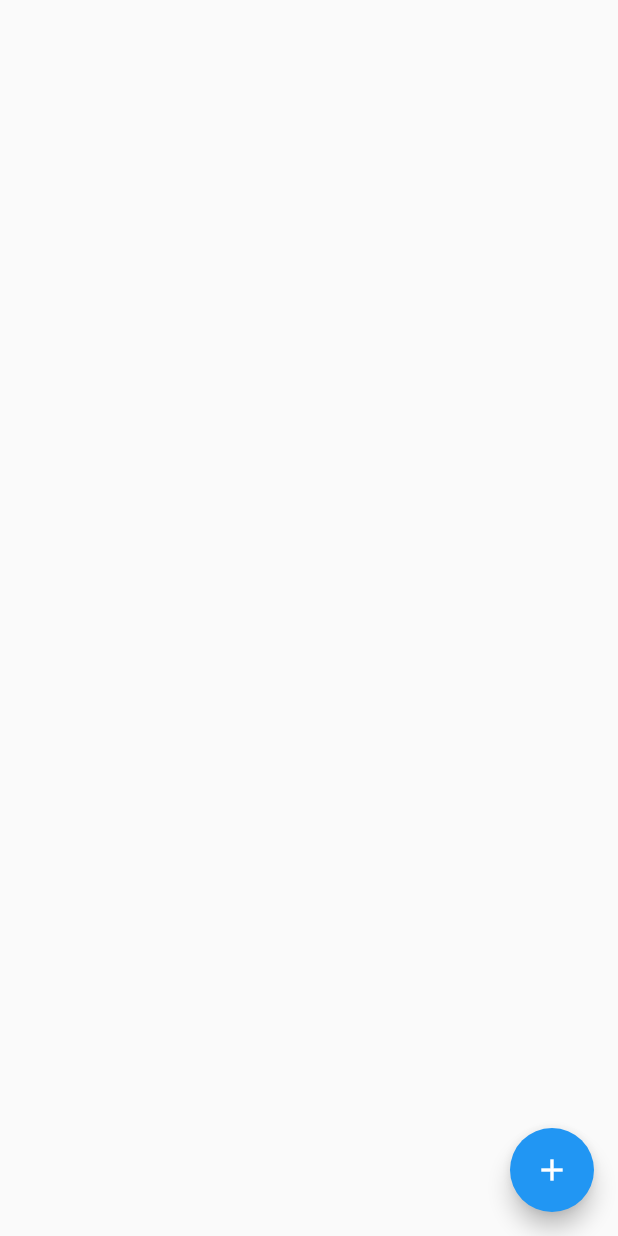
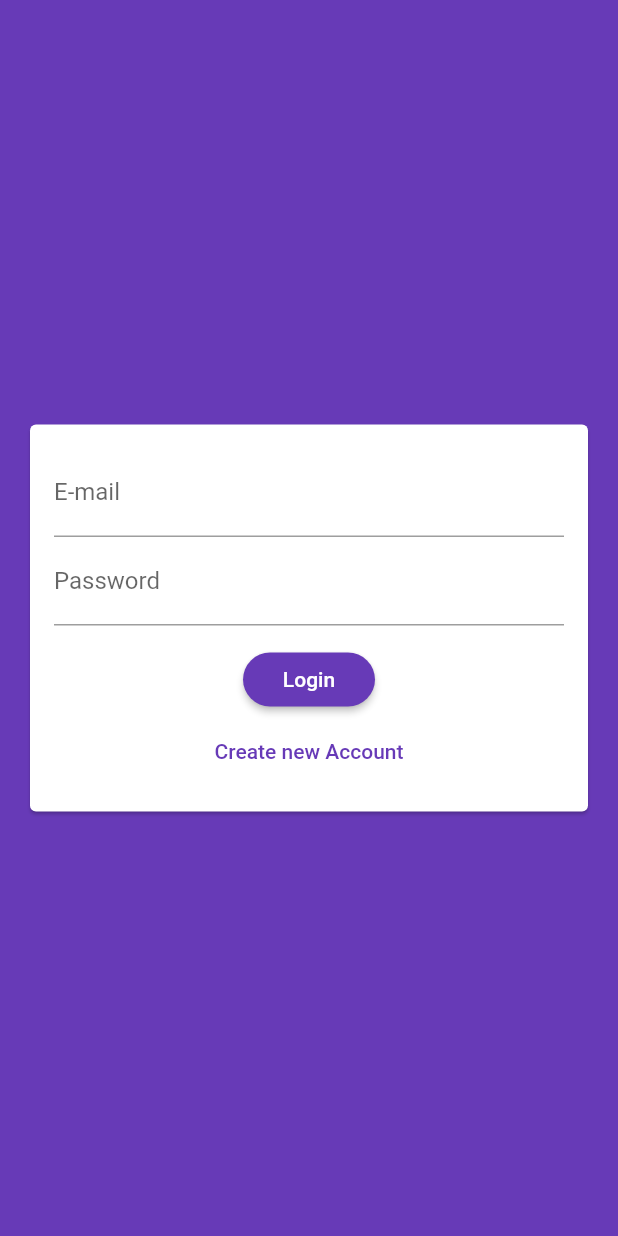
Before and after one commit to gouthamk-cryptichub/ChatIT_APP, a Flutter app: the screen it shows after launch, on a phone screen of 412 x 824 dp. Run offline on Flutter 3.47's test engine with Material 2 defaults, Android fonts, the phone set to English and light mode, and no system bars; our stand-ins replace cloud_firestore, firebase_core; accounts and stored records are empty.

Commit message:
Added AuthForm

```diff
--- a/lib/main.dart
+++ b/lib/main.dart
@@ -1,7 +1,8 @@
 import 'package:flutter/material.dart';
+import 'package:firebase_core/firebase_core.dart';
 
 import './screens/chat_screen.dart';
-import 'package:firebase_core/firebase_core.dart';
+import './screens/auth_screen.dart';
 
 void main() async {
   WidgetsFlutterBinding.ensureInitialized();
@@ -15,9 +16,19 @@ class MyApp extends StatelessWidget {
     return MaterialApp(
       title: 'ChatIT_APP',
       theme: ThemeData(
-        primarySwatch: Colors.blue,
+        primarySwatch: Colors.deepPurple,
+        backgroundColor: Colors.deepPurple,
+        accentColor: Colors.amber,
+        accentColorBrightness: Brightness.dark,
+        buttonTheme: ButtonTheme.of(context).copyWith(
+          buttonColor: Colors.deepPurple,
+          textTheme: ButtonTextTheme.primary,
+          shape: RoundedRectangleBorder(
+            borderRadius: BorderRadius.circular(20),
+          ),
+        ),
       ),
-      home: ChatScreen(),
+      home: AuthScreen(),
     );
   }
 }
--- a/lib/screens/auth_screen.dart
+++ b/lib/screens/auth_screen.dart
@@ -0,0 +1,17 @@
+import 'package:flutter/material.dart';
+import '../widgets/auth/auth_form.dart';
+
+class AuthScreen extends StatefulWidget {
+  @override
+  _AuthScreenState createState() => _AuthScreenState();
+}
+
+class _AuthScreenState extends State<AuthScreen> {
+  @override
+  Widget build(BuildContext context) {
+    return Scaffold(
+      backgroundColor: Theme.of(context).primaryColor,
+      body: AuthForm(),
+    );
+  }
+}
--- /dev/null
+++ b/lib/widgets/auth/auth_form.dart
@@ -0,0 +1,113 @@
+import 'package:flutter/material.dart';
+
+class AuthForm extends StatefulWidget {
+  @override
+  _AuthFormState createState() => _AuthFormState();
+}
+
+class _AuthFormState extends State<AuthForm> {
+  final _formKey = GlobalKey<FormState>();
+  var _isLogin = true;
+
+  String _userEmail = '';
+  String _userName = '';
+  String _userPassword = '';
+
+  void _trySubmit() {
+    final isValid = _formKey.currentState.validate();
+    FocusScope.of(context).unfocus();
+
+    if (isValid) {
+      _formKey.currentState.save();
+
+      print(_userEmail);
+      print(_userName);
+      print(_userPassword);
+      //Use these values to send our auth request...
+    }
+  }
+
+  @override
+  Widget build(BuildContext context) {
+    return Center(
+      child: Card(
+        margin: EdgeInsets.all(20),
+        child: SingleChildScrollView(
+          child: Padding(
+            padding: EdgeInsets.all(16),
+            child: Form(
+              key: _formKey,
+              child: Column(
+                mainAxisSize: MainAxisSize.min,
+                children: [
+                  TextFormField(
+                    key: ValueKey('email'),
+                    validator: (value) {
+                      if (value.isEmpty || !value.contains('@')) {
+                        return 'Please enter a valid E-mail Address.';
+                      }
+                      return null;
+                    },
+                    keyboardType: TextInputType.emailAddress,
+                    decoration: InputDecoration(
+                      labelText: 'E-mail',
+                    ),
+                    onSaved: (value) {
+                      _userEmail = value;
+                    },
+                  ),
+                  if (!_isLogin)
+                    TextFormField(
+                      key: ValueKey('uname'),
+                      validator: (value) {
+                        if (value.isEmpty || value.length < 4) {
+                          return 'Username must be at lest 4 characters long.';
+                        }
+                        return null;
+                      },
+                      decoration: InputDecoration(labelText: 'Username'),
+                      onSaved: (value) {
+                        _userName = value;
+                      },
+                    ),
+                  TextFormField(
+                    key: ValueKey('passwd'),
+                    validator: (value) {
+                      if (value.isEmpty || value.length < 7) {
+                        return 'Password must be at lest 7 characters long.';
+                      }
+                      return null;
+                    },
+                    decoration: InputDecoration(labelText: 'Password'),
+                    obscureText: true,
+                    onSaved: (value) {
+                      _userPassword = value;
+                    },
+                  ),
+                  SizedBox(
+                    height: 12,
+                  ),
+                  RaisedButton(
+                    child: Text(_isLogin ? 'Login' : 'SingUp'),
+                    onPressed: _trySubmit,
+                  ),
+                  FlatButton(
+                    textColor: Theme.of(context).primaryColor,
+                    child: Text(_isLogin
+                        ? 'Create new Account'
+                        : 'I already have an account'),
+                    onPressed: () {
+                      setState(() {
+                        _isLogin = !_isLogin;
+                      });
+                    },
+                  ),
+                ],
+              ),
+            ),
+          ),
+        ),
+      ),
+    );
+  }
+}
```
